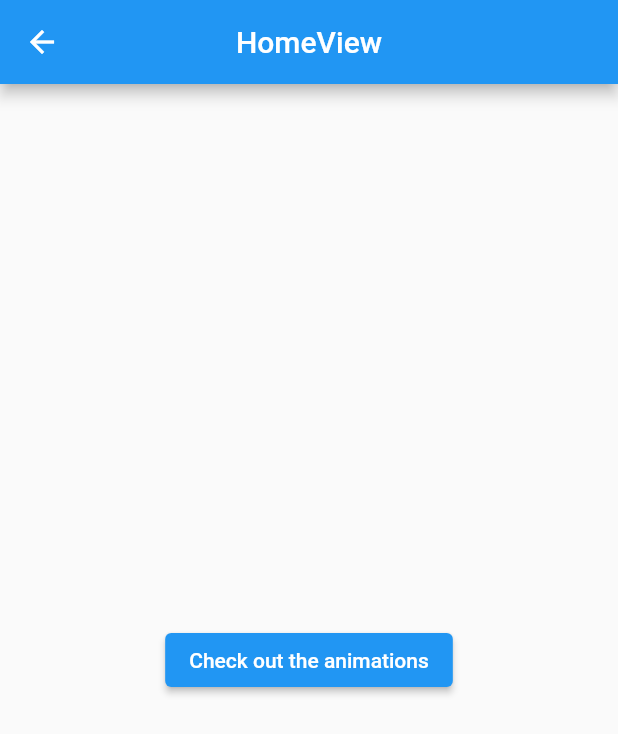
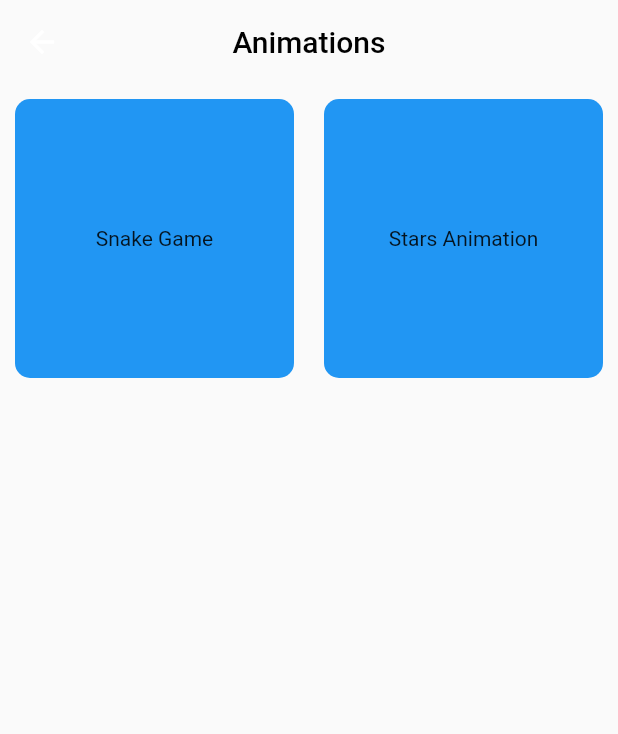
Before and after one commit to wonderkidshihab/practice_animations, a Flutter app: the HomeView screen opened directly, on a phone screen of 412 x 824 dp. Shown: the top 734 px of the screen. Run offline on Flutter 3.47's test engine with Material 2 defaults, Android fonts, the light colour scheme and no system bars; our stand-ins replace get; missing offline and left inert: flame.

Commit message:
snakegame in progress

```diff
--- a/lib/app/modules/CustomAnimations/views/random_fireball_animation.dart
+++ b/lib/app/modules/FireballAnimation/views/fireball_animation_view.dart
@@ -10,7 +10,7 @@ import 'package:practice_animations/app/data/offset_3d.dart';
 late double HEIGHT;
 late double WIDTH;
 
-class RandomFireballAnimation extends FlameGame {
+class FireballAnimation extends FlameGame {
   int shapeCount = 600;
   @override
   Future<void>? onLoad() {
--- a/lib/app/modules/CustomAnimations/controllers/custom_animations_controller.dart
+++ b/lib/app/modules/SnakeGame/controllers/snake_game_controller.dart
@@ -1,7 +1,7 @@
 import 'package:get/get.dart';
 
-class CustomAnimationsController extends GetxController {
-  //TODO: Implement CustomAnimationsController
+class SnakeGameController extends GetxController {
+  //TODO: Implement SnakeGameController
 
   final count = 0.obs;
   @override
--- a/lib/app/modules/home/views/home_view.dart
+++ b/lib/app/modules/home/views/home_view.dart
@@ -10,21 +10,44 @@ class HomeView extends GetView<HomeController> {
   Widget build(BuildContext context) {
     return Scaffold(
       appBar: AppBar(
-        title: const Text('HomeView'),
+        title: const Text('Animations', style: TextStyle(color: Colors.black)),
         centerTitle: true,
+        backgroundColor: Colors.transparent,
+        elevation: 0,
       ),
-      body: Center(
-        child: ButtonBar(
-          alignment: MainAxisAlignment.center,
-          children: [
-            ElevatedButton(
-              onPressed: () {
-                Get.toNamed(Routes.CUSTOM_ANIMATIONS);
-              },
-              child: const Text('Check out the animations'),
-            ),
-          ],
-        ),
+      body: Column(
+        children: [
+          Container(),
+          Expanded(
+            child: GridView(
+            gridDelegate: const SliverGridDelegateWithFixedCrossAxisCount(crossAxisCount: 2),
+            children: [
+              GestureDetector(
+                onTap: () => Get.toNamed(Routes.SNAKE_GAME),
+                child: Container(
+                  margin: const EdgeInsets.all(10),
+                  decoration: BoxDecoration(
+                    color: Colors.blue,
+                    borderRadius: BorderRadius.circular(10),
+                  ),
+                  child: const Center(child: Text('Snake Game')),
+                ),
+              ),
+              GestureDetector(
+                onTap: () => Get.toNamed(Routes.FIREBALL_ANIMATION),
+                child: Container(
+                  margin: const EdgeInsets.all(10),
+                  decoration: BoxDecoration(
+                    color: Colors.blue,
+                    borderRadius: BorderRadius.circular(10),
+                  ),
+                  child: const Center(child: Text('Stars Animation')),
+                ),
+              ),
+            ],
+                  ),
+          ),
+        ],
       ),
     );
   }
--- a/lib/app/routes/app_pages.dart
+++ b/lib/app/routes/app_pages.dart
@@ -1,7 +1,10 @@
+import 'package:flame/game.dart';
 import 'package:get/get.dart';
+import 'package:practice_animations/app/modules/SnakeGame/views/snake_game_view.dart';
 
-import '../modules/CustomAnimations/bindings/custom_animations_binding.dart';
-import '../modules/CustomAnimations/views/random_fireball_animation.dart';
+import '../modules/FireballAnimation/bindings/fireball_animation_binding.dart';
+import '../modules/FireballAnimation/views/fireball_animation_view.dart';
+import '../modules/SnakeGame/bindings/snake_game_binding.dart';
 import '../modules/home/bindings/home_binding.dart';
 import '../modules/home/views/home_view.dart';
 
@@ -18,10 +21,15 @@ class AppPages {
       page: () => const HomeView(),
       binding: HomeBinding(),
     ),
-    // GetPage(
-    //   name: _Paths.CUSTOM_ANIMATIONS,
-    //   page: () => CustomAnimationsView(),
-    //   binding: CustomAnimationsBinding(),
-    // ),
+    GetPage(
+      name: _Paths.FIREBALL_ANIMATION,
+      page: () => GameWidget(game: FireballAnimation()),
+      binding: FireballAnimationBinding(),
+    ),
+    GetPage(
+      name: _Paths.SNAKE_GAME,
+      page: () => GameWidget(game: SnakeGame()),
+      binding: SnakeGameBinding(),
+    ),
   ];
 }
--- a/lib/app/routes/app_routes.dart
+++ b/lib/app/routes/app_routes.dart
@@ -5,10 +5,14 @@ abstract class Routes {
   Routes._();
   static const HOME = _Paths.HOME;
   static const CUSTOM_ANIMATIONS = _Paths.CUSTOM_ANIMATIONS;
+  static const FIREBALL_ANIMATION = _Paths.FIREBALL_ANIMATION;
+  static const SNAKE_GAME = _Paths.SNAKE_GAME;
 }
 
 abstract class _Paths {
   _Paths._();
   static const HOME = '/home';
   static const CUSTOM_ANIMATIONS = '/custom-animations';
+  static const FIREBALL_ANIMATION = '/fireball-animation';
+  static const SNAKE_GAME = '/snake-game';
 }
--- a/pubspec.yaml
+++ b/pubspec.yaml
@@ -11,6 +11,8 @@ dependencies:
   flutter:
     sdk: flutter
   flame: ^1.3.0
+  flame_forge2d: ^0.12.2
+  forge2d: ^0.11.0
 
 dev_dependencies:
   flutter_lints: ^2.0.0
```
Also changed, not shown: lib/app/modules/CustomAnimations/bindings/custom_animations_binding.dart (deleted, +0 -12 lines), lib/app/modules/FireballAnimation/bindings/fireball_animation_binding.dart (added, +12 -0 lines), lib/app/modules/FireballAnimation/controllers/fireball_animation_controller.dart (added, +23 -0 lines), lib/app/modules/SnakeGame/bindings/snake_game_binding.dart (added, +12 -0 lines), lib/app/modules/SnakeGame/views/snake_game_view.dart (added, +125 -0 lines), lib/main.dart (+4 -4 lines), pubspec.lock.
